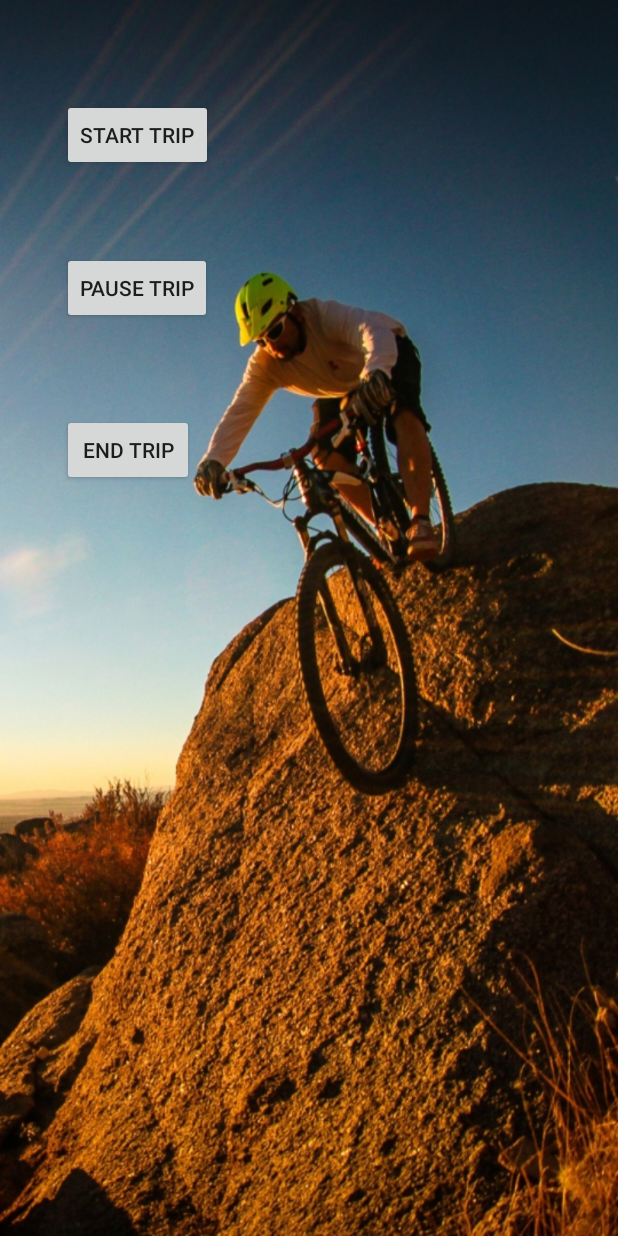
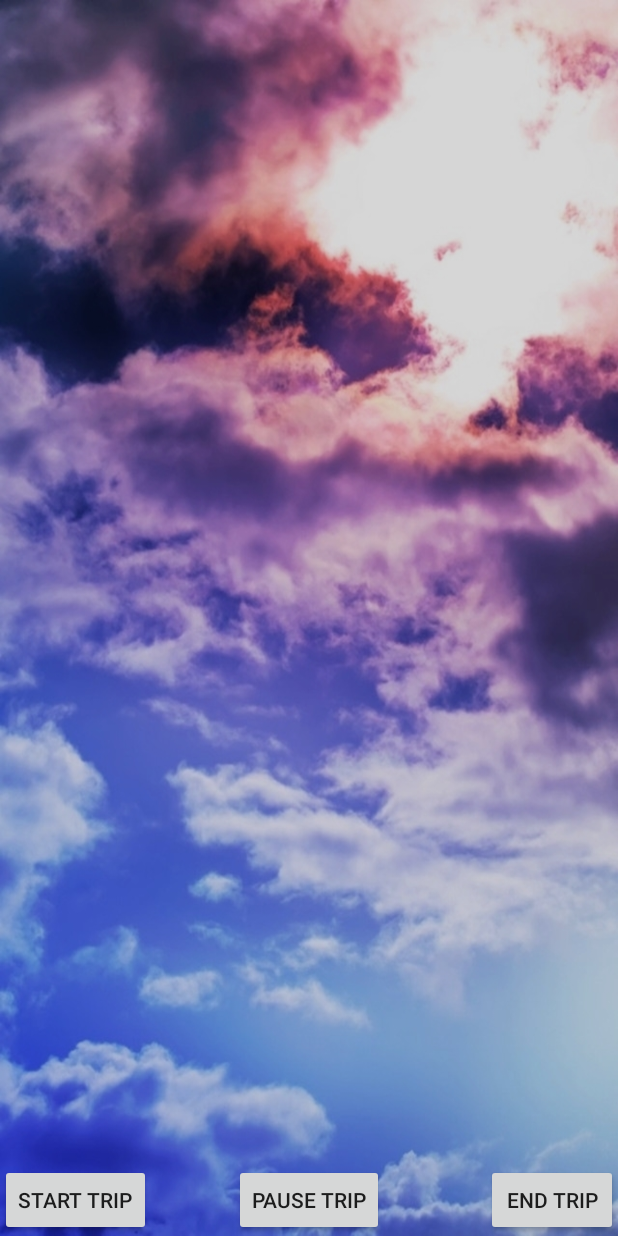
Before and after one commit to AkshatSh/CloudBike, an Android app: the TripManager screen opened directly, with no data from a screen before it, on a phone screen of 412 x 824 dp. Run offline under Robolectric (Android 15) with nearby library versions, the light colour scheme and no system bars.

Commit message:
More Changes

```diff
--- a/AndroidApp/Cloudbike2/app/src/main/res/layout/trip_manager.xml
+++ b/AndroidApp/Cloudbike2/app/src/main/res/layout/trip_manager.xml
@@ -11,24 +11,20 @@
         android:layout_height="wrap_content"
         android:text="Start Trip"
         android:id="@+id/startBtn"
-        android:layout_marginTop="66dp"
-        android:layout_alignParentTop="true"
+        android:enabled="true"
+        android:clickable="true"
+        android:layout_alignParentBottom="true"
         android:layout_alignParentLeft="true"
-        android:layout_alignParentStart="true"
-        android:layout_marginLeft="41dp"
-        android:layout_marginStart="41dp"
-        android:enabled="true"
-        android:clickable="true" />
+        android:layout_alignParentStart="true" />
 
     <Button
         android:layout_width="wrap_content"
         android:layout_height="wrap_content"
         android:text="End Trip"
         android:id="@+id/endTrip"
-        android:layout_below="@+id/pauseBtn"
-        android:layout_alignLeft="@+id/pauseBtn"
-        android:layout_alignStart="@+id/pauseBtn"
-        android:layout_marginTop="60dp" />
+        android:layout_alignParentBottom="true"
+        android:layout_alignParentRight="true"
+        android:layout_alignParentEnd="true" />
 
     <Button
         android:layout_width="wrap_content"
@@ -36,9 +32,7 @@
         android:text="Pause Trip"
         android:id="@+id/pauseBtn"
         android:singleLine="true"
-        android:layout_below="@+id/startBtn"
-        android:layout_alignLeft="@+id/startBtn"
-        android:layout_alignStart="@+id/startBtn"
-        android:layout_marginTop="54dp" />
+        android:layout_alignParentBottom="true"
+        android:layout_centerHorizontal="true" />
 
 </RelativeLayout>
```
Also changed, not shown: AndroidApp/Cloudbike2/app/src/main/res/drawable/bg_grad.xml (deleted, +0 -11 lines), AndroidApp/Cloudbike2/app/src/main/res/layout/activity_cloudbike.xml (+13 -12 lines), AndroidApp/Cloudbike2/app/src/main/res/drawable/cloudbike.jpg (added), AndroidApp/Cloudbike2/app/src/main/res/drawable/myapp_bg_image.jpg.
